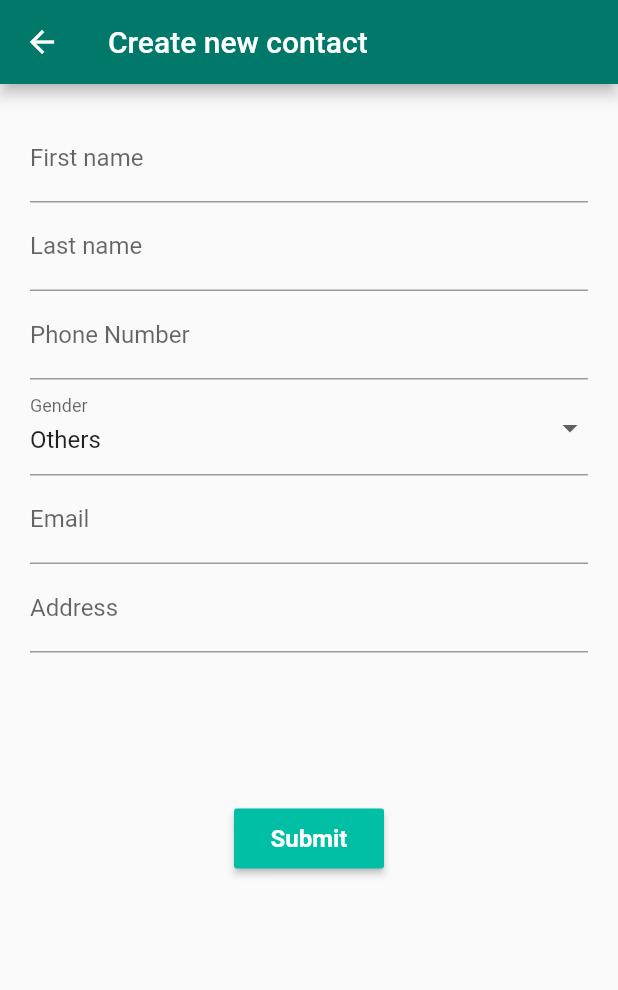
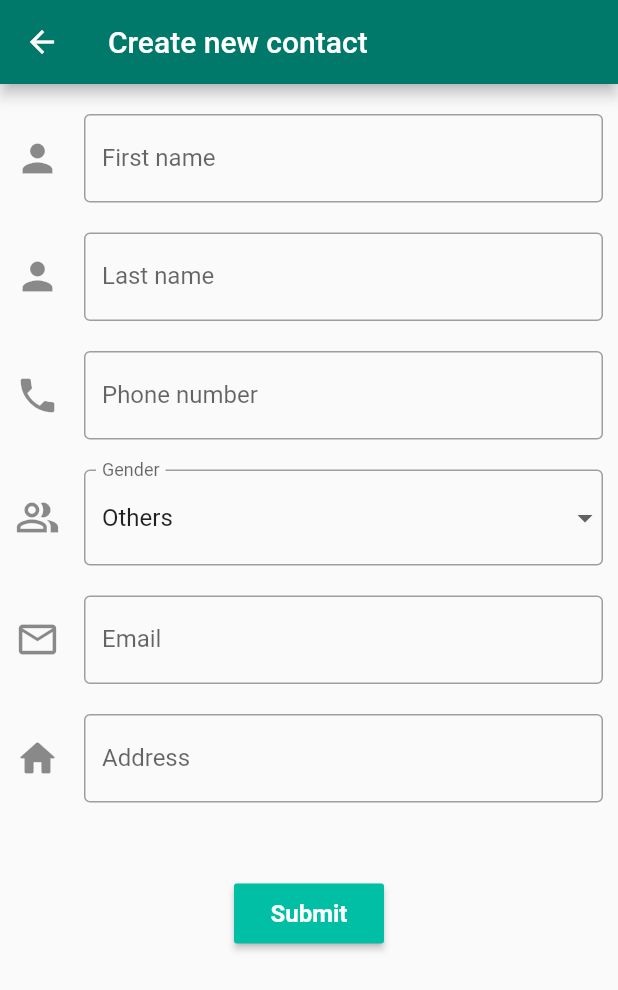
Before and after one commit to heupotato/flutter_contact_list, a Flutter app: the screen it shows after launch, after a tap on the "add circle outline" icon, on a phone screen of 412 x 824 dp. Shown: the top 990 px of the screen. Run offline on Flutter 3.47's test engine with Material 2 defaults, Android fonts, the phone set to English and light mode, and no system bars; our stand-ins replace hive, hive_flutter; accounts and stored records are empty.

Commit message:
Ctl 016 upgrade UI
Ctl 016 upgrade UI

```diff
--- a/lib/main.dart
+++ b/lib/main.dart
@@ -20,7 +20,11 @@ class MyApp extends StatelessWidget{
       return MaterialApp(
         title: "My contact list",
         theme: ThemeData(primaryColor: Colors.teal[700]),
-        home:  ContactListScreen()
+        initialRoute: '/',
+        routes: {
+          '/': (context) => ContactListScreen()
+        },
+        //home:  ContactListScreen()
         );
     }
 }
--- a/lib/ui/screens/new_contact_screen.dart
+++ b/lib/ui/screens/new_contact_screen.dart
@@ -37,33 +37,56 @@ class _NewContactScreenState extends State<NewContactScreen> {
 
     final GlobalKey<FormState> formKey = GlobalKey<FormState>();
 
+    final OutlineInputBorder outlineTextField = OutlineInputBorder(
+        borderSide: const BorderSide(
+            color: Colors.grey,
+        ),
+    );
+
+    final OutlineInputBorder focusedTextField = OutlineInputBorder(
+        borderRadius: BorderRadius.all(Radius.circular(2.0)),
+        borderSide: BorderSide(color: Colors.blue),
+    );
+
+    InputDecoration fieldDecoration(String label, IconData iconData){
+        return InputDecoration(
+            labelText: label,
+            icon: Icon(iconData, size: 30),
+            enabledBorder: outlineTextField,
+            focusedBorder: focusedTextField
+        );
+    }
+
     Widget firstNameField(){
         return TextFormField(
-            decoration: InputDecoration(labelText: "First name"),
+            decoration: fieldDecoration("First name", Icons.person_sharp),
             validator: Validator.firstName,
             onSaved: (String ? value) => firstName = value!,
+            textInputAction: TextInputAction.next,
         );
     }
 
     Widget lastNameField(){
         return TextFormField(
-            decoration: InputDecoration(labelText: "Last name"),
+            decoration: fieldDecoration("Last name", Icons.person_sharp),
             validator: Validator.lastname,
             onSaved: (String ? value) => lastName = value!,
+            textInputAction: TextInputAction.next,
         );
     }
 
     Widget phoneNumberField(){
         return TextFormField(
-            decoration: InputDecoration(labelText: "Phone Number"),
+            decoration: fieldDecoration("Phone number", Icons.phone),
             validator: Validator.phoneNumber,
             onSaved: (String ? value) => phoneNumber = value!,
+            textInputAction: TextInputAction.next,
         );
     }
 
     Widget genderField(){
         return DropdownButtonFormField(
-            decoration: InputDecoration(labelText: "Gender"),
+            decoration: fieldDecoration("Gender", Icons.people_alt_outlined),
             onChanged: (Gender ? newValue) => {
                 setState(() => gender = newValue!)
             },
@@ -81,16 +104,18 @@ class _NewContactScreenState extends State<NewContactScreen> {
 
     Widget emailField(){
         return TextFormField(
-            decoration: InputDecoration(labelText: "Email"),
+            decoration: fieldDecoration("Email", Icons.email_outlined),
             validator: Validator.email,
-            onSaved: (String ? value) => email = value!
+            onSaved: (String ? value) => email = value!,
+            textInputAction: TextInputAction.next
         );
     }
 
     Widget addressField(){
         return TextFormField(
-                decoration: InputDecoration(labelText: "Address"),
-                onSaved: (String ? value) => address = value!
+            decoration: fieldDecoration("Address", Icons.home_rounded),
+            onSaved: (String ? value) => address = value!,
+            textInputAction: TextInputAction.done
         );
     }
 
@@ -124,32 +149,46 @@ class _NewContactScreenState extends State<NewContactScreen> {
         ContactsRepository.addContact(newContact);
     }
 
+    Widget textFieldWidgets(){
+        return Container(
+            margin: EdgeInsets.fromLTRB(10, 0, 10, 10),
+            child: Form(
+                key: formKey,
+                child: SingleChildScrollView(
+                    child: Column(
+                        mainAxisAlignment: MainAxisAlignment.spaceBetween,
+                        children: [
+                            SafeArea(child: SizedBox(height: 20)),
+                            firstNameField(), SizedBox(height: 20),
+                            lastNameField(), SizedBox(height: 20),
+                            phoneNumberField(), SizedBox(height: 20),
+                            genderField(), SizedBox(height: 20),
+                            emailField(), SizedBox(height: 20),
+                            addressField(),
+                            SizedBox(height: 50),
+                            CustomElevatedButton(title: "Submit", style: _raisedButtonStyle, onPressed: _onSubmit)
+                        ],
+                    )
+                ),
+            ),
+        );
+    }
+    _onTapScreen(){
+        FocusScopeNode currentFocus = FocusScope.of(context);
+
+        if (!currentFocus.hasPrimaryFocus)
+            currentFocus.unfocus();
+    }
+
     @override
     Widget build(BuildContext context) {
         return Scaffold(
             resizeToAvoidBottomInset: true,
             appBar: AppBar(title: Text("Create new contact")),
-            body: Container(
-                margin: EdgeInsets.all(20),
-                child: Form(
-                    key: formKey,
-                    child: SingleChildScrollView(
-                        child: Column(
-                            mainAxisAlignment: MainAxisAlignment.center,
-                                children: [
-                                firstNameField(),
-                                lastNameField(),
-                                phoneNumberField(),
-                                genderField(),
-                                emailField(),
-                                addressField(),
-                                SizedBox(height: 100),
-                                CustomElevatedButton(title: "Submit", style: _raisedButtonStyle, onPressed: _onSubmit)
-                            ],
-                        )
-                    ),
-                ),
-            ),
+            body: GestureDetector(
+                onTap: _onTapScreen,
+                child: textFieldWidgets(),
+            )
         );
     }
 }
--- a/lib/ui/widgets/dialog_action_item.dart
+++ b/lib/ui/widgets/dialog_action_item.dart
@@ -49,8 +49,8 @@ class ActionDialog extends StatelessWidget {
   Widget build(BuildContext context) {
     List<Widget> buttons = actions.map((e) => TextButton(
         onPressed: (){
+          Navigator.pop(context);
           e.action();
-          Navigator.pop(context);
         },
         child: Text(e.buttonTitle))
     ).toList();
--- a/pubspec.yaml
+++ b/pubspec.yaml
@@ -32,7 +32,8 @@ dependencies:
   path: ^1.8.0
   hive: ^2.0.4
   hive_flutter: ^1.1.0
-
+  mdi: ^5.0.0-nullsafety.0
+  url_launcher: ^6.0.8
   #UI
 
 dev_dependencies:
```
Also changed, not shown: lib/ui/screens/contact_detail_screen.dart (+33 -7 lines), lib/ui/screens/contact_list_screen.dart (+9 -4 lines), lib/ui/screens/update_contact_screen.dart (+85 -26 lines), lib/ui/widgets/contact_detail.dart (+52 -28 lines), lib/ui/widgets/icons/contact_avatar.dart (added, +21 -0 lines).
